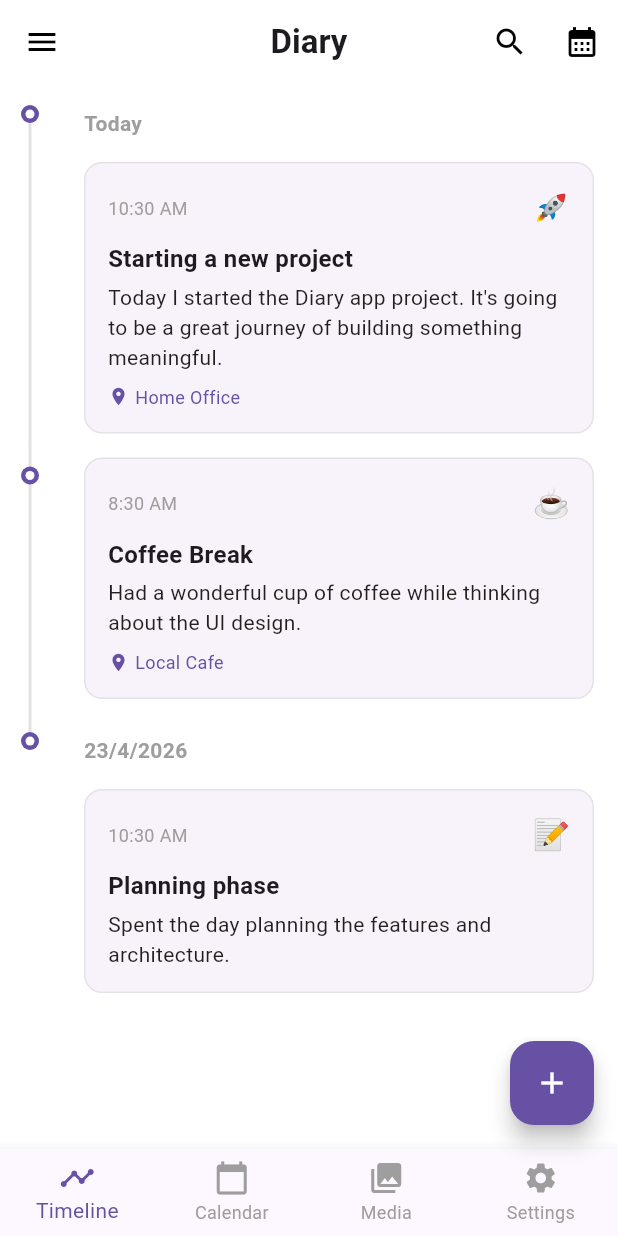
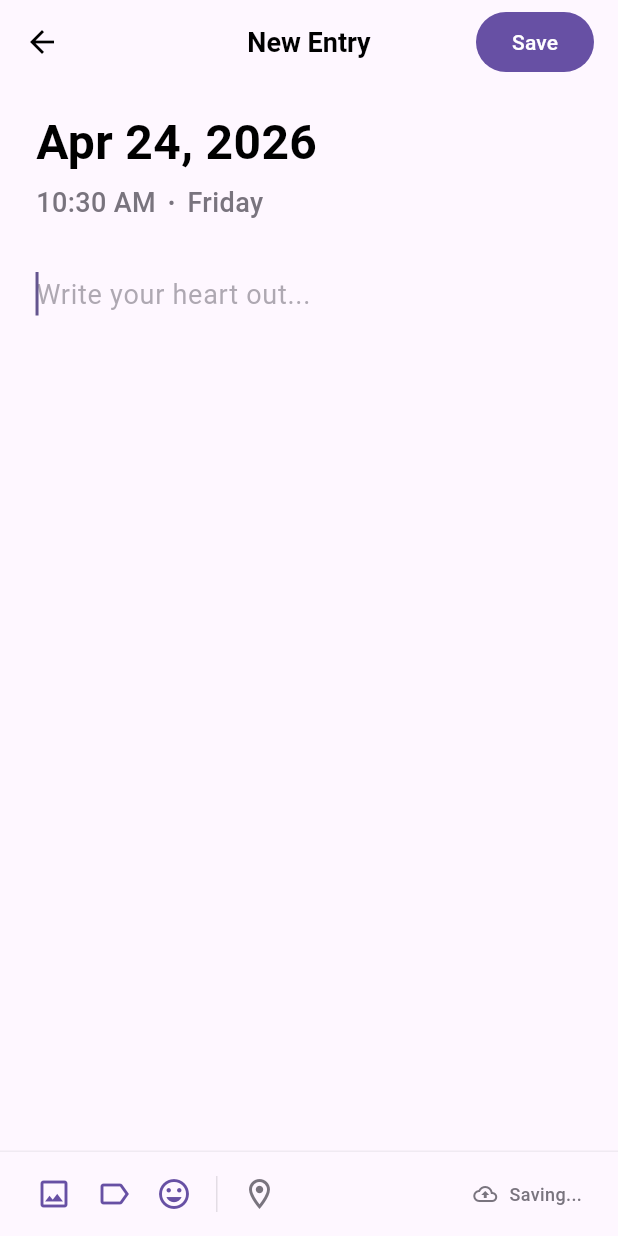
Before and after one commit to Shir0o/diary, a Flutter app: the screen it shows after launch, after a tap on the "add" icon, on a phone screen of 412 x 824 dp. Run offline on Flutter 3.47's test engine with Material 3 defaults, Android fonts, the phone set to English and light mode, and no system bars; our stand-ins replace google_fonts.

Commit message:
feat: implement New Entry screen with TDD and visual validation

```diff
--- /dev/null
+++ b/lib/helpers/font_helper.dart
@@ -0,0 +1,43 @@
+import 'dart:io';
+import 'package:flutter/material.dart';
+import 'package:google_fonts/google_fonts.dart';
+
+TextStyle safeGoogleFont(
+  String fontName, {
+  Color? color,
+  double? fontSize,
+  FontWeight? fontWeight,
+  double? height,
+  FontStyle? fontStyle,
+}) {
+  final bool isTest = RegExp(r'_test.dart$').hasMatch(Platform.script.path) || Platform.environment.containsKey('FLUTTER_TEST');
+
+  if (isTest) {
+    return TextStyle(
+      color: color,
+      fontSize: fontSize,
+      fontWeight: fontWeight,
+      height: height,
+      fontStyle: fontStyle,
+    );
+  }
+
+  try {
+    return GoogleFonts.getFont(
+      fontName,
+      color: color,
+      fontSize: fontSize,
+      fontWeight: fontWeight,
+      height: height,
+      fontStyle: fontStyle,
+    );
+  } catch (e) {
+    return TextStyle(
+      color: color,
+      fontSize: fontSize,
+      fontWeight: fontWeight,
+      height: height,
+      fontStyle: fontStyle,
+    );
+  }
+}
--- /dev/null
+++ b/lib/screens/new_entry_screen.dart
@@ -0,0 +1,211 @@
+import 'package:flutter/material.dart';
+import 'package:intl/intl.dart';
+import '../helpers/font_helper.dart';
+
+class NewEntryScreen extends StatefulWidget {
+  const NewEntryScreen({super.key});
+
+  @override
+  State<NewEntryScreen> createState() => _NewEntryScreenState();
+}
+
+class _NewEntryScreenState extends State<NewEntryScreen> {
+  final TextEditingController _controller = TextEditingController();
+  final DateTime _now = DateTime.now();
+
+  @override
+  void dispose() {
+    _controller.dispose();
+    super.dispose();
+  }
+
+  @override
+  Widget build(BuildContext context) {
+    return Scaffold(
+      backgroundColor: const Color(0xFFFEF7FF),
+      appBar: AppBar(
+        backgroundColor: const Color(0xFFFEF7FF),
+        elevation: 0,
+        leading: IconButton(
+          icon: const Icon(Icons.arrow_back, color: Colors.black),
+          onPressed: () => Navigator.of(context).pop(),
+        ),
+        title: Text(
+          'New Entry',
+          style: safeGoogleFont(
+            'IBM Plex Sans',
+            color: Colors.black,
+            fontWeight: FontWeight.w600,
+            fontSize: 18,
+          ),
+        ),
+        centerTitle: true,
+        actions: [
+          Padding(
+            padding: const EdgeInsets.symmetric(horizontal: 16, vertical: 8),
+            child: ElevatedButton(
+              onPressed: () {
+                // Save logic
+                Navigator.of(context).pop();
+              },
+              style: ElevatedButton.styleFrom(
+                backgroundColor: const Color(0xFF6750A4),
+                foregroundColor: Colors.white,
+                shape: RoundedRectangleBorder(
+                  borderRadius: BorderRadius.circular(20),
+                ),
+                elevation: 0,
+              ),
+              child: const Text('Save'),
+            ),
+          ),
+        ],
+      ),
+      body: Column(
+        children: [
+          Expanded(
+            child: SingleChildScrollView(
+              padding: const EdgeInsets.symmetric(horizontal: 24),
+              child: Column(
+                crossAxisAlignment: CrossAxisAlignment.start,
+                children: [
+                  const SizedBox(height: 16),
+                  Text(
+                    DateFormat('MMM dd, yyyy').format(_now),
+                    style: safeGoogleFont(
+                      'IBM Plex Sans',
+                      fontSize: 32,
+                      fontWeight: FontWeight.bold,
+                      color: Colors.black,
+                    ),
+                  ),
+                  const SizedBox(height: 4),
+                  Row(
+                    children: [
+                      Text(
+                        DateFormat('h:mm a').format(_now),
+                        style: safeGoogleFont(
+                          'IBM Plex Sans',
+                          fontSize: 18,
+                          color: const Color(0xFF79747E),
+                          fontWeight: FontWeight.w500,
+                        ),
+                      ),
+                      const SizedBox(width: 8),
+                      const Text(
+                        '•',
+                        style: TextStyle(color: Color(0xFF79747E)),
+                      ),
+                      const SizedBox(width: 8),
+                      Text(
+                        DateFormat('EEEE').format(_now),
+                        style: safeGoogleFont(
+                          'IBM Plex Sans',
+                          fontSize: 18,
+                          color: const Color(0xFF79747E),
+                          fontWeight: FontWeight.w500,
+                        ),
+                      ),
+                    ],
+                  ),
+                  const SizedBox(height: 24),
+                  TextField(
+                    controller: _controller,
+                    maxLines: null,
+                    autofocus: true,
+                    decoration: InputDecoration(
+                      hintText: 'Write your heart out...',
+                      hintStyle: safeGoogleFont(
+                        'IBM Plex Sans',
+                        fontSize: 18,
+                        color: const Color(0xFF79747E).withOpacity(0.6),
+                      ),
+                      border: InputBorder.none,
+                    ),
+                    style: safeGoogleFont(
+                      'IBM Plex Sans',
+                      fontSize: 18,
+                      height: 1.6,
+                    ),
+                  ),
+                ],
+              ),
+            ),
+          ),
+          Container(
+            padding: EdgeInsets.only(
+              left: 24,
+              right: 24,
+              top: 16,
+              bottom: MediaQuery.of(context).padding.bottom + 16,
+            ),
+            decoration: BoxDecoration(
+              color: const Color(0xFFFEF7FF).withOpacity(0.9),
+              border: Border(
+                top: BorderSide(
+                  color: const Color(0xFF79747E).withOpacity(0.1),
+                ),
+              ),
+            ),
+            child: Row(
+              mainAxisAlignment: MainAxisAlignment.spaceBetween,
+              children: [
+                Flexible(
+                  child: Row(
+                    mainAxisSize: MainAxisSize.min,
+                    children: [
+                      InkWell(
+                        onTap: () {},
+                        child: const Icon(Icons.image_outlined, color: Color(0xFF6750A4)),
+                      ),
+                      const SizedBox(width: 16),
+                      InkWell(
+                        onTap: () {},
+                        child: const Icon(Icons.label_outlined, color: Color(0xFF6750A4)),
+                      ),
+                      const SizedBox(width: 16),
+                      InkWell(
+                        onTap: () {},
+                        child: const Icon(Icons.mood_outlined, color: Color(0xFF6750A4)),
+                      ),
+                      const SizedBox(width: 16),
+                      Container(
+                        width: 1,
+                        height: 24,
+                        color: const Color(0xFF79747E).withOpacity(0.2),
+                      ),
+                      const SizedBox(width: 16),
+                      InkWell(
+                        onTap: () {},
+                        child: const Icon(Icons.location_on_outlined, color: Color(0xFF79747E)),
+                      ),
+                    ],
+                  ),
+                ),
+                Row(
+                  children: [
+                    const Icon(
+                      Icons.cloud_upload_outlined,
+                      size: 16,
+                      color: Color(0xFF79747E),
+                    ),
+                    const SizedBox(width: 8),
+                    Text(
+                      'Saving...',
+                      style: safeGoogleFont(
+                        'IBM Plex Sans',
+                        fontSize: 12,
+                        color: const Color(0xFF79747E),
+                        fontWeight: FontWeight.w500,
+                      ),
+                    ),
+                  ],
+                ),
+              ],
+            ),
+          ),
+        ],
+      ),
+    );
+  }
+}
--- a/lib/screens/timeline_screen.dart
+++ b/lib/screens/timeline_screen.dart
@@ -1,9 +1,9 @@
-import 'dart:io';
 import 'package:flutter/material.dart';
-import 'package:google_fonts/google_fonts.dart';
 import '../models/diary_entry.dart';
 import '../widgets/timeline_node.dart';
 import '../widgets/entry_card.dart';
+import 'new_entry_screen.dart';
+import '../helpers/font_helper.dart';
 
 class TimelineScreen extends StatefulWidget {
   const TimelineScreen({super.key});
@@ -46,7 +46,7 @@ class _TimelineScreenState extends State<TimelineScreen> {
       appBar: AppBar(
         title: Text(
           'Diary',
-          style: _safeInter(fontWeight: FontWeight.bold),
+          style: safeGoogleFont('Inter', fontWeight: FontWeight.bold),
         ),
         centerTitle: true,
         backgroundColor: Colors.white,
@@ -87,7 +87,8 @@ class _TimelineScreenState extends State<TimelineScreen> {
                           padding: const EdgeInsets.only(left: 16, top: 16, bottom: 8),
                           child: Text(
                             _formatDate(entry.date),
-                            style: _safeInter(
+                            style: safeGoogleFont(
+                              'Inter',
                               fontWeight: FontWeight.bold,
                               color: Colors.grey,
                               fontSize: 14,
@@ -104,7 +105,11 @@ class _TimelineScreenState extends State<TimelineScreen> {
         },
       ),
       floatingActionButton: FloatingActionButton(
-        onPressed: () {},
+        onPressed: () {
+          Navigator.of(context).push(
+            MaterialPageRoute(builder: (context) => const NewEntryScreen()),
+          );
+        },
         backgroundColor: const Color(0xFF6751a4),
         child: const Icon(Icons.add, color: Colors.white),
       ),
@@ -139,37 +144,4 @@ class _TimelineScreenState extends State<TimelineScreen> {
     }
     return '${date.day}/${date.month}/${date.year}';
   }
-
-  TextStyle _safeInter({
-    Color? color,
-    double? fontSize,
-    FontWeight? fontWeight,
-    double? height,
-  }) {
-    // If in test environment, return default TextStyle
-    if (RegExp(r'_test.dart$').hasMatch(Platform.script.path) || Platform.environment.containsKey('FLUTTER_TEST')) {
-      return TextStyle(
-        color: color,
-        fontSize: fontSize,
-        fontWeight: fontWeight,
-        height: height,
-      );
-    }
-
-    try {
-      return GoogleFonts.inter(
-        color: color,
-        fontSize: fontSize,
-        fontWeight: fontWeight,
-        height: height,
-      );
-    } catch (e) {
-      return TextStyle(
-        color: color,
-        fontSize: fontSize,
-        fontWeight: fontWeight,
-        height: height,
-      );
-    }
-  }
 }
--- a/lib/widgets/entry_card.dart
+++ b/lib/widgets/entry_card.dart
@@ -1,8 +1,7 @@
-import 'dart:io';
 import 'package:flutter/material.dart';
 import 'package:intl/intl.dart';
-import 'package:google_fonts/google_fonts.dart';
 import '../models/diary_entry.dart';
+import '../helpers/font_helper.dart';
 
 class EntryCard extends StatelessWidget {
   final DiaryEntry entry;
@@ -28,7 +27,8 @@ class EntryCard extends StatelessWidget {
               children: [
                 Text(
                   DateFormat('h:mm a').format(entry.date),
-                  style: _safeInter(
+                  style: safeGoogleFont(
+                    'Inter',
                     color: Colors.grey,
                     fontSize: 12,
                   ),
@@ -42,7 +42,8 @@ class EntryCard extends StatelessWidget {
             const SizedBox(height: 8),
             Text(
               entry.title,
-              style: _safeInter(
+              style: safeGoogleFont(
+                'Inter',
                 fontWeight: FontWeight.bold,
                 fontSize: 16,
               ),
@@ -50,7 +51,8 @@ class EntryCard extends StatelessWidget {
             const SizedBox(height: 4),
             Text(
               entry.content,
-              style: _safeInter(
+              style: safeGoogleFont(
+                'Inter',
                 color: Colors.black87,
                 fontSize: 14,
                 height: 1.4,
@@ -64,7 +66,8 @@ class EntryCard extends StatelessWidget {
                   const SizedBox(width: 4),
                   Text(
                     entry.location!,
-                    style: _safeInter(
+                    style: safeGoogleFont(
+                      'Inter',
                       color: const Color(0xFF6751a4),
                       fontSize: 12,
                     ),
@@ -77,37 +80,4 @@ class EntryCard extends StatelessWidget {
       ),
     );
   }
-
-  TextStyle _safeInter({
-    Color? color,
-    double? fontSize,
-    FontWeight? fontWeight,
-    double? height,
-  }) {
-    // If in test environment, return default TextStyle
-    if (RegExp(r'_test.dart$').hasMatch(Platform.script.path) || Platform.environment.containsKey('FLUTTER_TEST')) {
-      return TextStyle(
-        color: color,
-        fontSize: fontSize,
-        fontWeight: fontWeight,
-        height: height,
-      );
-    }
-
-    try {
-      return GoogleFonts.inter(
-        color: color,
-        fontSize: fontSize,
-        fontWeight: fontWeight,
-        height: height,
-      );
-    } catch (e) {
-      return TextStyle(
-        color: color,
-        fontSize: fontSize,
-        fontWeight: fontWeight,
-        height: height,
-      );
-    }
-  }
 }
--- a/pubspec.yaml
+++ b/pubspec.yaml
@@ -15,6 +15,8 @@ dependencies:
 dev_dependencies:
   flutter_test:
     sdk: flutter
+  integration_test:
+    sdk: flutter
   flutter_lints: ^6.0.0
   golden_toolkit: ^0.15.0
 
```
Also changed, not shown: assets/design/new_entry_code.txt (added, +121 -0 lines), assets/design/new_entry.png (added), pubspec.lock, 6 other files.
